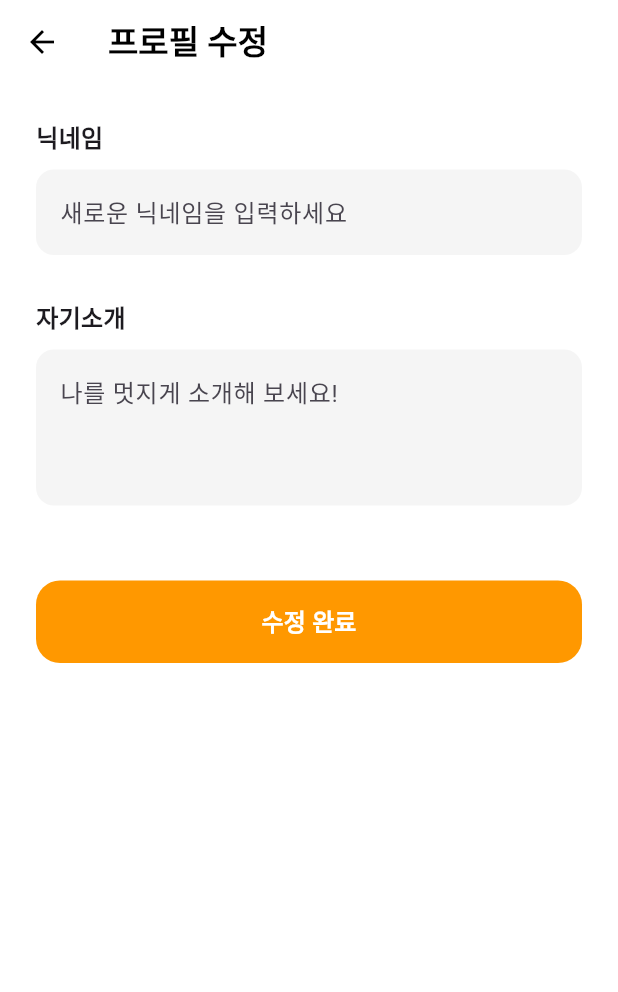
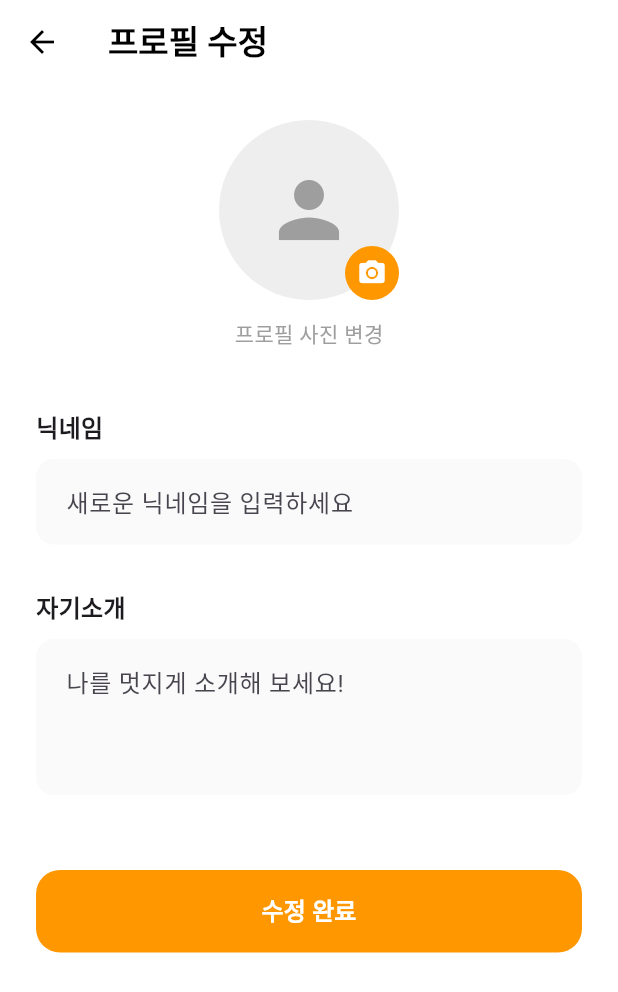
Before and after one commit to shinrotc/honbab_battle, a Flutter app: the ProfileEditScreen screen opened directly with empty values, on a phone screen of 412 x 824 dp. Shown: the top 992 px of the screen. Run offline on Flutter 3.47's test engine with Material 3 defaults, Android fonts, the phone set to English and light mode, and no system bars; our stand-ins replace cloud_firestore, firebase_core, firebase_storage, image_picker; accounts and stored records are empty; Roboto replaces fonts that are missing (Pretendard).

Commit message:
프로필 사진 수정 기능 추가 및 모바일 갤러리 접근 권한 설정 완료

```diff
--- a/lib/screens/profile_edit_screen.dart
+++ b/lib/screens/profile_edit_screen.dart
@@ -1,14 +1,20 @@
+import 'dart:io'; // 🚀 [필수] File 처리를 위해 필요
 import 'package:flutter/material.dart';
+import 'package:flutter/foundation.dart'; // 🚀 [필수] kIsWeb 사용을 위해 필요
 import 'package:cloud_firestore/cloud_firestore.dart';
+import 'package:image_picker/image_picker.dart';
+import 'package:firebase_storage/firebase_storage.dart';
 
 class ProfileEditScreen extends StatefulWidget {
   final String currentNickname;
   final String currentIntro;
+  final String? currentImageUrl; // 마이페이지에서 넘겨받은 기존 이미지 주소
 
   const ProfileEditScreen({
     super.key,
     required this.currentNickname,
-    required this.currentIntro
+    required this.currentIntro,
+    this.currentImageUrl,
   });
 
   @override
@@ -20,55 +26,97 @@ class _ProfileEditScreenState extends State<ProfileEditScreen> {
   late TextEditingController _introController;
   bool _isLoading = false;
 
+  final ImagePicker _picker = ImagePicker();
+  XFile? _pickedFile;
+  String? _currentImageUrl;
+
   @override
   void initState() {
     super.initState();
-    // 마이페이지에서 받아온 현재 정보를 입력창에 미리 넣어둠
     _nicknameController = TextEditingController(text: widget.currentNickname);
     _introController = TextEditingController(text: widget.currentIntro);
+    _currentImageUrl = widget.currentImageUrl;
   }
 
-  // 🚀 [핵심 로직] 프로필 저장 + 작성한 모든 글 이름 변경 (Batch Operation)
+  // 1. 갤러리에서 이미지 선택
+  Future<void> _pickImage() async {
+    final XFile? selected = await _picker.pickImage(
+      source: ImageSource.gallery,
+      imageQuality: 50, // 용량 최적화
+    );
+    if (selected != null) {
+      setState(() => _pickedFile = selected);
+    }
+  }
+
+  // 2. 새 이미지를 스토리지에 업로드
+  Future<String?> _uploadProfileImage() async {
+    if (_pickedFile == null) return _currentImageUrl;
+
+    String fileName = "profile_${DateTime.now().millisecondsSinceEpoch}.jpg";
+    Reference ref = FirebaseStorage.instance.ref().child('profiles/$fileName');
+
+    if (kIsWeb) {
+      await ref.putData(await _pickedFile!.readAsBytes());
+    } else {
+      await ref.putFile(File(_pickedFile!.path));
+    }
+    return await ref.getDownloadURL();
+  }
+
+  // 3. 프로필 저장 (서버 청소 로직 포함)
   Future<void> _saveProfile() async {
     setState(() => _isLoading = true);
 
     String newNickname = _nicknameController.text.trim();
     String newIntro = _introController.text.trim();
     String oldNickname = widget.currentNickname;
+    // 🚀 [포인트] 기존 이미지 주소를 변수에 담아둡니다. (노란 줄 해결!)
+    final String? oldImageUrl = widget.currentImageUrl;
 
     try {
-      // 1. 파이어베이스 일괄 작업(Batch) 시작
+      // (1) 새 사진 업로드
+      String? newImageUrl = await _uploadProfileImage();
+
+      // (2) 🚀 [고수 로직] 새 사진이 올라갔다면 기존 사진은 서버에서 삭제!
+      if (newImageUrl != oldImageUrl && oldImageUrl != null && oldImageUrl.isNotEmpty) {
+        try {
+          // 기존 주소로 서버의 파일 위치를 찾아 삭제합니다.
+          await FirebaseStorage.instance.refFromURL(oldImageUrl).delete();
+          debugPrint("서버의 이전 프로필 사진 삭제 완료! 🗑️");
+        } catch (e) {
+          debugPrint("이전 사진 삭제 중 오류 (이미 없거나 경로 오류): $e");
+          // 삭제 실패해도 프로필 수정은 계속 진행합니다.
+        }
+      }
+
+      // (3) 파이어베이스 일괄 작업(Batch) 시작
       WriteBatch batch = FirebaseFirestore.instance.batch();
+      DocumentReference userRef = FirebaseFirestore.instance.collection('users').doc('my_profile');
 
-      // 2. [내 정보 수정] users 컬렉션의 내 문서 저장 (set 사용)
-      // 🚀 주소를 'my_profile'로 통일하고, 없으면 생성하도록 set을 사용합니다.
-      DocumentReference userRef = FirebaseFirestore.instance.collection('users').doc('my_profile');
       batch.set(userRef, {
         'nickname': newNickname,
         'intro': newIntro,
-      }, SetOptions(merge: true)); // merge: true를 넣어야 기존 데이터와 합쳐집니다.
+        'profileImagePath': newImageUrl,
+      }, SetOptions(merge: true));
 
-      // 3. [작성 글 수정] 내가 쓴 모든 레시피 찾아오기
+      // (4) 내가 쓴 글들의 작성자 이름도 새 닉네임으로 변경
       QuerySnapshot myRecipes = await FirebaseFirestore.instance
           .collection('recipes')
           .where('authorId', isEqualTo: oldNickname)
           .get();
 
-      // 찾은 모든 레시피 문서의 작성자명을 새 닉네임으로 변경 예약
       for (var doc in myRecipes.docs) {
         batch.update(doc.reference, {'authorId': newNickname});
       }
 
-      // 4. 예약된 모든 작업(내 정보 + 모든 글 수정) 한꺼번에 실행!
+      // 모든 작업 한꺼번에 실행
       await batch.commit();
 
       if (!mounted) return;
-
       ScaffoldMessenger.of(context).showSnackBar(
-        const SnackBar(content: Text("프로필과 작성한 글이 모두 수정되었습니다! ✨")),
+        const SnackBar(content: Text("프로필이 깔끔하게 수정되었습니다! ✨")),
       );
-
-      // 수정 완료 후 마이페이지로 돌아가기
       Navigator.pop(context);
 
     } catch (e) {
@@ -98,38 +146,62 @@ class _ProfileEditScreenState extends State<ProfileEditScreen> {
         : SingleChildScrollView(
             padding: const EdgeInsets.all(24.0),
             child: Column(
-              crossAxisAlignment: CrossAxisAlignment.start,
               children: [
-                const Text("닉네임", style: TextStyle(fontWeight: FontWeight.bold, fontSize: 16)),
-                const SizedBox(height: 10),
+                // 🚀 프로필 이미지 디자인 영역
+                Center(
+                  child: GestureDetector(
+                    onTap: _pickImage,
+                    child: Stack(
+                      children: [
+                        CircleAvatar(
+                          radius: 60,
+                          backgroundColor: Colors.grey[200],
+                          backgroundImage: _pickedFile != null
+                              ? (kIsWeb ? NetworkImage(_pickedFile!.path) : FileImage(File(_pickedFile!.path)) as ImageProvider)
+                              : (_currentImageUrl != null && _currentImageUrl!.isNotEmpty ? NetworkImage(_currentImageUrl!) : null),
+                          child: (_pickedFile == null && (_currentImageUrl == null || _currentImageUrl!.isEmpty))
+                              ? const Icon(Icons.person, size: 60, color: Colors.grey)
+                              : null,
+                        ),
+                        Positioned(
+                          bottom: 0,
+                          right: 0,
+                          child: Container(
+                            padding: const EdgeInsets.all(8),
+                            decoration: const BoxDecoration(color: Colors.orange, shape: BoxShape.circle),
+                            child: const Icon(Icons.camera_alt, color: Colors.white, size: 20),
+                          ),
+                        ),
+                      ],
+                    ),
+                  ),
+                ),
+                const SizedBox(height: 12),
+                const Text("프로필 사진 변경", style: TextStyle(color: Colors.grey, fontSize: 14)),
+                const SizedBox(height: 40),
+
+                // 입력 필드들
+                _buildInputLabel("닉네임"),
                 TextField(
                   controller: _nicknameController,
-                  decoration: InputDecoration(
-                    hintText: "새로운 닉네임을 입력하세요",
-                    filled: true,
-                    fillColor: Colors.grey[100],
-                    border: OutlineInputBorder(borderRadius: BorderRadius.circular(12), borderSide: BorderSide.none),
-                  ),
+                  decoration: _buildInputDecoration("새로운 닉네임을 입력하세요"),
                 ),
                 const SizedBox(height: 30),
-                const Text("자기소개", style: TextStyle(fontWeight: FontWeight.bold, fontSize: 16)),
-                const SizedBox(height: 10),
+
+                _buildInputLabel("자기소개"),
                 TextField(
                   controller: _introController,
                   maxLines: 3,
-                  decoration: InputDecoration(
-                    hintText: "나를 멋지게 소개해 보세요!",
-                    filled: true,
-                    fillColor: Colors.grey[100],
-                    border: OutlineInputBorder(borderRadius: BorderRadius.circular(12), borderSide: BorderSide.none),
-                  ),
+                  decoration: _buildInputDecoration("나를 멋지게 소개해 보세요!"),
                 ),
                 const SizedBox(height: 50),
+
+                // 수정 완료 버튼
                 SizedBox(
                   width: double.infinity,
                   height: 55,
                   child: ElevatedButton(
-                    onPressed: _saveProfile,
+                    onPressed: _isLoading ? null : _saveProfile,
                     style: ElevatedButton.styleFrom(
                       backgroundColor: Colors.orange,
                       shape: RoundedRectangleBorder(borderRadius: BorderRadius.circular(16)),
@@ -144,6 +216,28 @@ class _ProfileEditScreenState extends State<ProfileEditScreen> {
     );
   }
 
+  // UI 보조 위젯: 라벨
+  Widget _buildInputLabel(String label) {
+    return Padding(
+      padding: const EdgeInsets.only(bottom: 10),
+      child: Align(
+        alignment: Alignment.centerLeft,
+        child: Text(label, style: const TextStyle(fontWeight: FontWeight.bold, fontSize: 16)),
+      ),
+    );
+  }
+
+  // UI 보조 위젯: 입력창 디자인
+  InputDecoration _buildInputDecoration(String hint) {
+    return InputDecoration(
+      hintText: hint,
+      filled: true,
+      fillColor: Colors.grey[50],
+      border: OutlineInputBorder(borderRadius: BorderRadius.circular(12), borderSide: BorderSide.none),
+      contentPadding: const EdgeInsets.symmetric(horizontal: 16, vertical: 16),
+    );
+  }
+
   @override
   void dispose() {
     _nicknameController.dispose();
```
Also changed, not shown: 2 other files.
